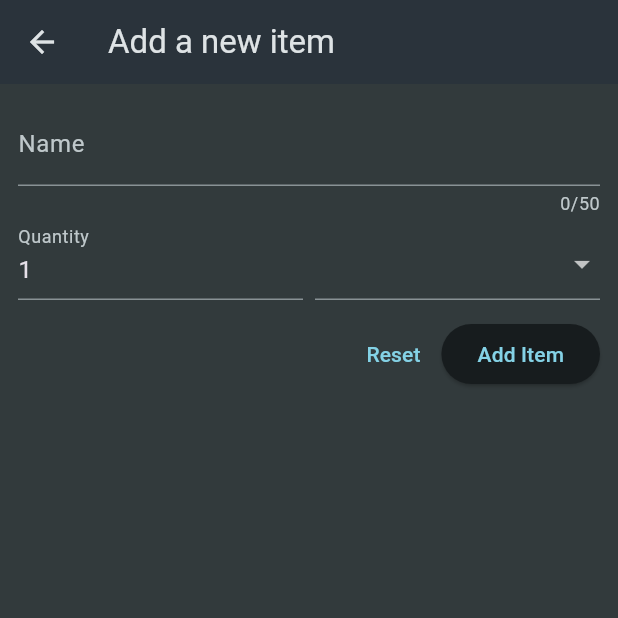
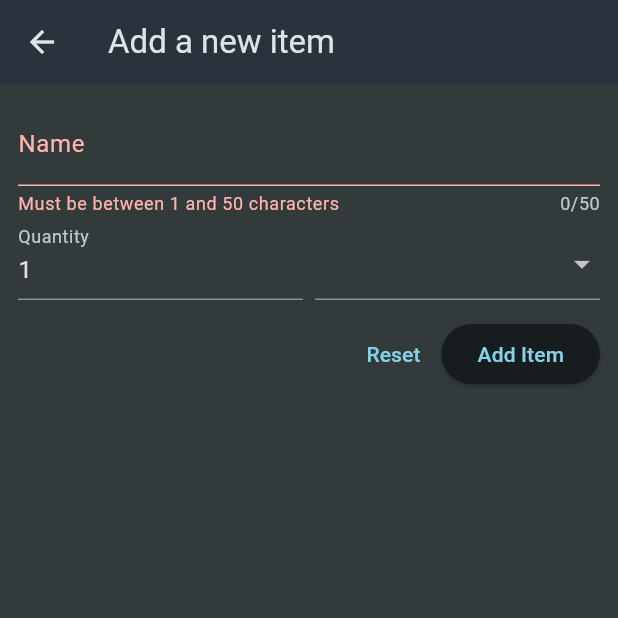
Before and after one commit to DCXan/flutter-shopping-list, a Flutter app: the NewItem screen opened directly, after a tap on "Add Item", on a phone screen of 412 x 824 dp, the top half of it. Run offline on Flutter 3.47's test engine with Material 3 defaults, Android fonts, the phone set to English and light mode, and no system bars.

Commit message:
form validation and reset

```diff
--- a/lib/widgets/new_item.dart
+++ b/lib/widgets/new_item.dart
@@ -9,6 +9,12 @@ class NewItem extends StatefulWidget {
 }
 
 class _NewItemState extends State<NewItem> {
+  final _formKey = GlobalKey<FormState>();
+
+  _saveItem() {
+    _formKey.currentState!.validate();
+  }
+
   @override
   Widget build(BuildContext context) {
     return Scaffold(
@@ -18,6 +24,7 @@ class _NewItemState extends State<NewItem> {
       body: Padding(
         padding: const EdgeInsets.all(12),
         child: Form(
+          key: _formKey,
           child: Column(
             children: [
               TextFormField(
@@ -38,6 +45,7 @@ class _NewItemState extends State<NewItem> {
                 children: [
                   Expanded(
                     child: TextFormField(
+                      keyboardType: TextInputType.number,
                       decoration: const InputDecoration(
                         label: Text('Quantity'),
                       ),
@@ -84,9 +92,13 @@ class _NewItemState extends State<NewItem> {
               Row(
                 mainAxisAlignment: MainAxisAlignment.end,
                 children: [
-                  TextButton(onPressed: () {}, child: const Text('Reset')),
+                  TextButton(
+                      onPressed: () {
+                        _formKey.currentState!.reset();
+                      },
+                      child: const Text('Reset')),
                   ElevatedButton(
-                      onPressed: () {}, child: const Text('Add Item'))
+                      onPressed: _saveItem, child: const Text('Add Item'))
                 ],
               )
             ],
```
